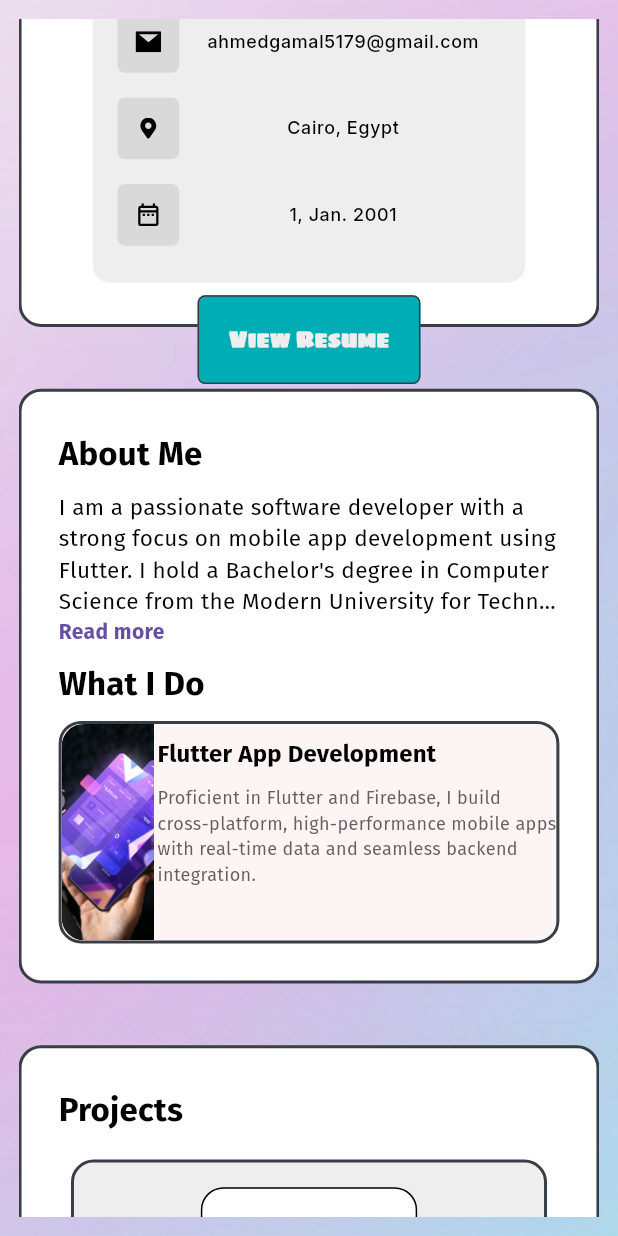
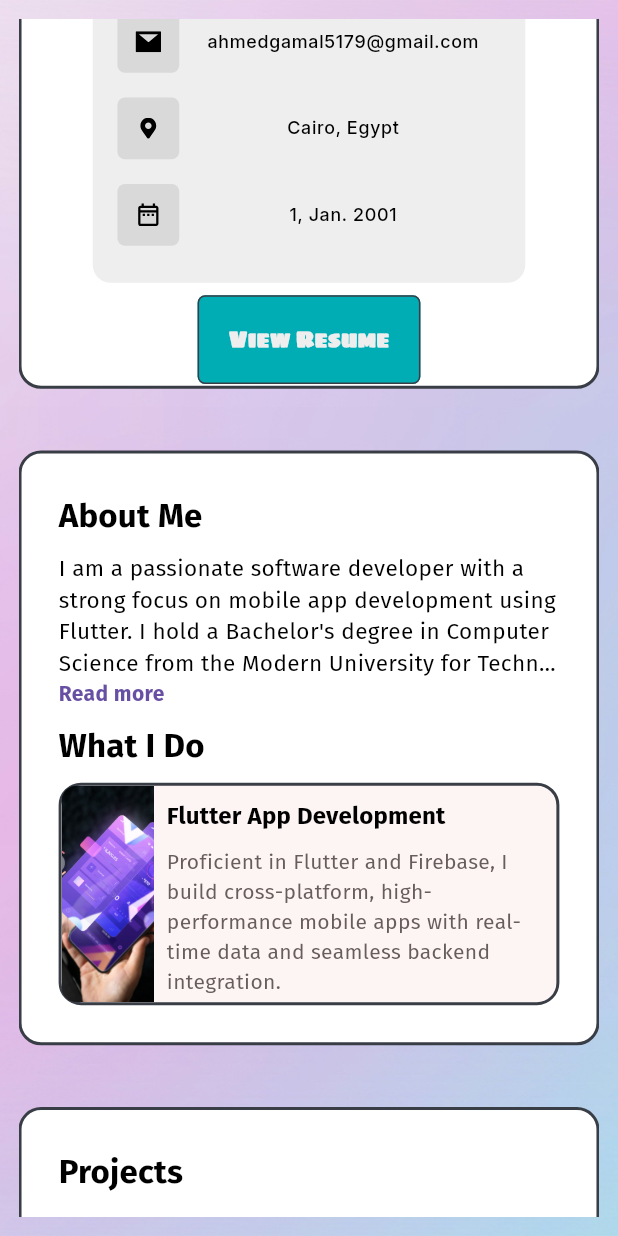
Before and after one commit to ahmed-gamal517/my_portfolio, a Flutter app: the screen it shows after launch, scrolled down 576 dp, on a phone screen of 412 x 824 dp. Run offline on Flutter 3.47's test engine with Material 3 defaults, Android fonts, the phone set to English and light mode, and no system bars; drawn by our look-alikes of auto_size_text; our stand-ins replace carousel_slider, flutter_bloc, flutter_svg, go_router, smooth_page_indicator, visibility_detector; statements that could not run were skipped; project files that could hold a hidden picture were left out.

Commit message:
ui fixes

```diff
--- a/lib/features/home/presentation/widgets/about_me_section/custom_what_i_do_container.dart
+++ b/lib/features/home/presentation/widgets/about_me_section/custom_what_i_do_container.dart
@@ -13,7 +13,6 @@ class CustomWhatIDoContainer extends StatelessWidget {
     return Container(
       padding: EdgeInsets.zero,
       height: MediaQuery.of(context).size.height * 0.18,
-      width: MediaQuery.of(context).size.height * 0.45,
       decoration: BoxDecoration(
         border: Border.all(color: Theme.of(context).primaryColor, width: 2),
         color:
@@ -23,7 +22,7 @@ class CustomWhatIDoContainer extends StatelessWidget {
         borderRadius: BorderRadius.circular(15),
       ),
       child: Row(
-        spacing: MediaQuery.of(context).size.width * 0.005,
+        spacing: MediaQuery.of(context).size.height * 0.01,
         children: [
           const CustomWhatIDoImageWidget(),
           const Expanded(child: CustomWhatIDoContainerBody()),
--- a/lib/features/home/presentation/widgets/about_me_section/custom_what_i_do_container_body.dart
+++ b/lib/features/home/presentation/widgets/about_me_section/custom_what_i_do_container_body.dart
@@ -17,7 +17,7 @@ class CustomWhatIDoContainerBody extends StatelessWidget {
           AppStrings.whatIdo,
           overflow: TextOverflow.ellipsis,
           maxLines: 1,
-          maxFontSize: 16,
+          maxFontSize: 26,
           minFontSize: 7,
           style: Theme.of(context).textTheme.titleMedium,
         ),
@@ -26,7 +26,7 @@ class CustomWhatIDoContainerBody extends StatelessWidget {
           child: AutoSizeText(
             AppStrings.whatIdoBody,
             minFontSize: 5,
-            maxFontSize: 12,
+            maxFontSize: 22,
             style: Theme.of(context).textTheme.bodyMedium!.copyWith(
               color:
                   BlocProvider.of<ThemeCubit>(context).isDark
--- a/lib/features/home/presentation/widgets/about_me_section/custom_what_i_do_image_widget.dart
+++ b/lib/features/home/presentation/widgets/about_me_section/custom_what_i_do_image_widget.dart
@@ -15,8 +15,8 @@ class CustomWhatIDoImageWidget extends StatelessWidget {
       child: ClipRRect(
         clipBehavior: Clip.antiAliasWithSaveLayer,
         borderRadius: const BorderRadiusGeometry.only(
-          bottomLeft: Radius.circular(15),
-          topLeft: Radius.circular(15),
+          bottomLeft: Radius.circular(10),
+          topLeft: Radius.circular(10),
         ),
         child: Column(
           crossAxisAlignment: CrossAxisAlignment.start,
--- a/lib/features/home/presentation/widgets/profile_info_section/profile_info_section_body.dart
+++ b/lib/features/home/presentation/widgets/profile_info_section/profile_info_section_body.dart
@@ -24,7 +24,7 @@ class ProfileInfoSectionBody extends StatelessWidget {
       clipBehavior: Clip.none,
       alignment: Alignment.topCenter,
       children: [
-        CustomContainer(height: MediaQuery.of(context).size.height * 0.7),
+        CustomContainer(height: getContainerHeight(context)),
         Positioned(
           top: MediaQuery.of(context).size.height * 0.07 * -1,
           child: Column(
@@ -62,4 +62,17 @@ class ProfileInfoSectionBody extends StatelessWidget {
       ],
     );
   }
+
+  double getContainerHeight(BuildContext context) {
+    if (isMobile) {
+      if (MediaQuery.of(context).size.width >
+          MediaQuery.of(context).size.height) {
+        return MediaQuery.of(context).size.width * 0.50;
+      } else {
+        return MediaQuery.of(context).size.height * 0.75;
+      }
+    } else {
+      return MediaQuery.of(context).size.height * 0.7;
+    }
+  }
 }
--- a/lib/features/home/presentation/widgets/projects_section/custom_projects_grid_view.dart
+++ b/lib/features/home/presentation/widgets/projects_section/custom_projects_grid_view.dart
@@ -16,7 +16,7 @@ class CustomProjectsGridView extends StatelessWidget {
 
     double mainAxisExtent;
     if (screenWidth < 600) {
-      mainAxisExtent = MediaQuery.of(context).size.height * 0.3;
+      mainAxisExtent = MediaQuery.of(context).size.height * 0.32;
     } else if (screenWidth < 1250) {
       mainAxisExtent = MediaQuery.of(context).size.height * 0.35;
     } else {
@@ -27,7 +27,7 @@ class CustomProjectsGridView extends StatelessWidget {
       physics: physics,
       shrinkWrap: shrinkWrap,
       gridDelegate: SliverGridDelegateWithMaxCrossAxisExtent(
-        maxCrossAxisExtent: 500,
+        maxCrossAxisExtent: 600,
         crossAxisSpacing: 60,
         mainAxisSpacing: 20,
         mainAxisExtent: mainAxisExtent,
```
